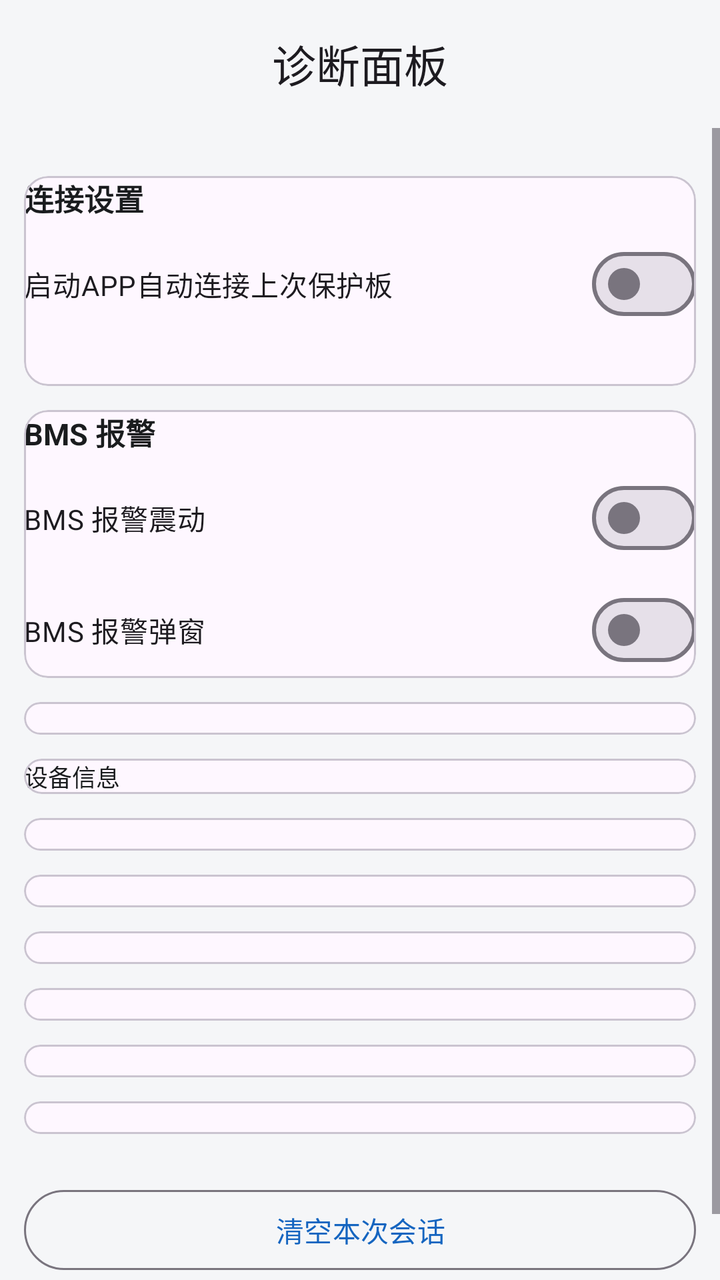
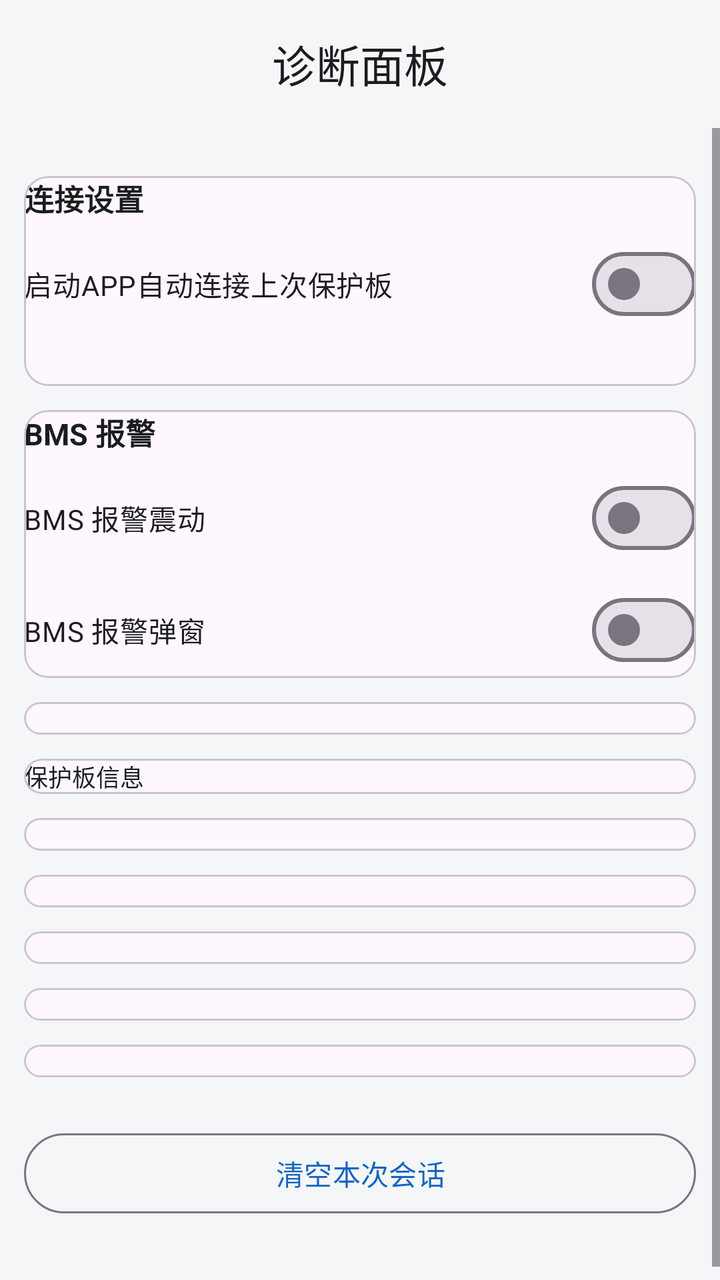

Before-and-after screenshots of an Android layout around one commit, followed by the original layout XML and the change that was made.
<!-- AndroidManifest.xml: application theme Theme.YYBMS -->
<!-- res/layout/activity_diag.xml -->
<?xml version="1.0" encoding="utf-8"?>
<LinearLayout xmlns:android="http://schemas.android.com/apk/res/android"
    xmlns:app="http://schemas.android.com/apk/res-auto"
    android:layout_width="match_parent"
    android:layout_height="match_parent"
    android:orientation="vertical">

    
    <com.google.android.material.appbar.MaterialToolbar
        android:id="@+id/toolbar"
        android:layout_width="match_parent"
        android:layout_height="?attr/actionBarSize"
        app:titleCentered="true"
        app:title="@string/diag_title" />

    <ScrollView
        android:layout_width="match_parent"
        android:layout_height="match_parent">

        <LinearLayout
            android:layout_width="match_parent"
            android:layout_height="wrap_content"
            android:orientation="vertical"
            android:padding="12dp">

            
            <com.google.android.material.card.MaterialCardView
                style="@style/DiagCard">

                <LinearLayout
                    android:layout_width="match_parent"
                    android:layout_height="wrap_content"
                    android:orientation="vertical">

                    <TextView
                        style="@style/CardTitle"
                        android:layout_width="wrap_content"
                        android:layout_height="wrap_content"
                        android:text="@string/setting_connection" />

                    <com.google.android.material.materialswitch.MaterialSwitch
                        android:id="@+id/switch_diag_auto_connect"
                        android:layout_width="match_parent"
                        android:layout_height="wrap_content"
                        android:layout_marginTop="8dp"
                        android:text="@string/setting_auto_connect"
                        android:textSize="14sp" />

                    <TextView
                        android:id="@+id/tv_diag_saved_device"
                        android:layout_width="match_parent"
                        android:layout_height="wrap_content"
                        android:layout_marginTop="8dp"
                        android:textColor="@color/text_primary"
                        android:textSize="14sp" />
                </LinearLayout>
            </com.google.android.material.card.MaterialCardView>

            
            <com.google.android.material.card.MaterialCardView
                style="@style/DiagCard">

                <LinearLayout
                    android:layout_width="match_parent"
                    android:layout_height="wrap_content"
                    android:orientation="vertical">

                    <TextView
                        style="@style/CardTitle"
                        android:layout_width="wrap_content"
                        android:layout_height="wrap_content"
                        android:text="@string/bms_alarm_title" />

                    <com.google.android.material.materialswitch.MaterialSwitch
                        android:id="@+id/switch_diag_vibrate"
                        android:layout_width="match_parent"
                        android:layout_height="wrap_content"
                        android:layout_marginTop="8dp"
                        android:text="@string/bms_alarm_vibrate"
                        android:textSize="14sp" />

                    <com.google.android.material.materialswitch.MaterialSwitch
                        android:id="@+id/switch_diag_dialog"
                        android:layout_width="match_parent"
                        android:layout_height="wrap_content"
                        android:layout_marginTop="8dp"
                        android:text="@string/bms_alarm_dialog"
                        android:textSize="14sp" />
                </LinearLayout>
            </com.google.android.material.card.MaterialCardView>


       <com.google.android.material.card.MaterialCardView
         style="@style/DiagCard">

    <TextView
    style="@style/DiagText"
    android:id="@+id/tv_device" />
      </com.google.android.material.card.MaterialCardView>



     <com.google.android.material.card.MaterialCardView
            style="@style/DiagCard">

        <LinearLayout
  style="@style/DiagTable">

     <TextView
   style="@style/DiagText"
android:text="设备信息" />

            <LinearLayout
      android:id="@+id/ll_identity"
     android:layout_width="match_parent"
           android:layout_height="wrap_content"
  android:orientation="vertical" />
        </LinearLayout>
    </com.google.android.material.card.MaterialCardView>

            
            <com.google.android.material.card.MaterialCardView
                style="@style/DiagCard">

                <TextView
                    style="@style/DiagText"
                    android:id="@+id/tv_accumulators" />
            </com.google.android.material.card.MaterialCardView>

            
            <com.google.android.material.card.MaterialCardView
                style="@style/DiagCard">

                <TextView
                    style="@style/DiagText"
                    android:id="@+id/tv_range_breakdown" />
            </com.google.android.material.card.MaterialCardView>

            
            <com.google.android.material.card.MaterialCardView
                style="@style/DiagCard">

                <TextView
                    style="@style/DiagText"
                    android:id="@+id/tv_move_gate" />
            </com.google.android.material.card.MaterialCardView>

            
            <com.google.android.material.card.MaterialCardView
                style="@style/DiagCard">

                <TextView
                    style="@style/DiagText"
                    android:id="@+id/tv_gate_table" />
            </com.google.android.material.card.MaterialCardView>

            
            <com.google.android.material.card.MaterialCardView
                style="@style/DiagCard">

                <TextView
                    style="@style/DiagText"
                    android:id="@+id/tv_derived" />
            </com.google.android.material.card.MaterialCardView>


        
        <com.google.android.material.card.MaterialCardView
style="@style/DiagCard">

       <LinearLayout
       style="@style/DiagTable">

    <LinearLayout
            android:id="@+id/ll_alarms"
   android:layout_width="match_parent"
                android:layout_height="wrap_content"
 android:orientation="vertical" />

      <TextView
             style="@style/DiagText"
 android:id="@+id/tv_alarms" />
         </LinearLayout>
        </com.google.android.material.card.MaterialCardView>

            
            <com.google.android.material.card.MaterialCardView
       style="@style/DiagCard">

  <LinearLayout
      style="@style/DiagTable">

    <LinearLayout
        android:id="@+id/ll_anchors"
      android:layout_width="match_parent"
        android:layout_height="wrap_content"
      android:orientation="vertical" />
    </LinearLayout>
            </com.google.android.material.card.MaterialCardView>

            <com.google.android.material.button.MaterialButton
                android:id="@+id/btn_reset"
                style="@style/Widget.Material3.Button.OutlinedButton"
                android:layout_width="match_parent"
                android:layout_height="wrap_content"
                android:layout_marginTop="12dp"
                android:layout_marginBottom="24dp"
                android:text="@string/diag_reset" />
        </LinearLayout>
    </ScrollView>
</LinearLayout>
<!-- resources referenced by this layout -->
<resources>
  <color name="text_primary">#1A1C1E</color>
  <string name="bms_alarm_dialog">BMS 报警弹窗</string>
  <string name="bms_alarm_title">BMS 报警</string>
  <string name="bms_alarm_vibrate">BMS 报警震动</string>
  <string name="diag_reset">清空本次会话</string>
  <string name="diag_title">诊断面板</string>
  <string name="setting_auto_connect">启动APP自动连接上次保护板</string>
  <string name="setting_connection">连接设置</string>
  <style name="CardTitle">
          <item name="android:layout_width">wrap_content</item>
          <item name="android:layout_height">wrap_content</item>
          <item name="android:textSize">15sp</item>
          <item name="android:textStyle">bold</item>
          <item name="android:textColor">@color/text_primary</item>
      </style>
  <style name="DiagCard">
          <item name="android:layout_width">match_parent</item>
          <item name="android:layout_height">wrap_content</item>
          <item name="android:layout_marginTop">12dp</item>
          <item name="android:padding">14dp</item>
      </style>
  <style name="DiagTable">
          <item name="android:layout_width">match_parent</item>
          <item name="android:layout_height">wrap_content</item>
          <item name="android:orientation">vertical</item>
      </style>
  <style name="DiagText">
       <item name="android:layout_width">match_parent</item>
          <item name="android:layout_height">wrap_content</item>
     <item name="android:fontFamily">monospace</item>
          <item name="android:textSize">12sp</item>
          <item name="android:textColor">@color/text_primary</item>
          <item name="android:lineSpacingMultiplier">1.25</item>
      </style>
  <style name="Theme.YYBMS" parent="Theme.Material3.DayNight.NoActionBar">
          <item name="colorPrimary">@color/primary</item>
          <item name="colorPrimaryDark">@color/primary_dark</item>
          <item name="android:statusBarColor" tools:targetApi="l">?attr/colorPrimary</item>
          <item name="android:windowBackground">@color/background</item>
      </style>
  <color name="primary">#1565C0</color>
  <color name="primary_dark">#0D47A1</color>
  <color name="background">#F5F6F8</color>
</resources>

<!-- the commit's change to res/layout/activity_diag.xml (unified diff, before → after) -->
@@ -108,7 +108,7 @@
 
      <TextView
    style="@style/DiagText"
-android:text="设备信息" />
+android:text="保护板信息" />
 
             <LinearLayout
       android:id="@+id/ll_identity"
@@ -143,15 +143,6 @@ android:text="设备信息" />
                 <TextView
                     style="@style/DiagText"
                     android:id="@+id/tv_move_gate" />
-            </com.google.android.material.card.MaterialCardView>
-
-            
-            <com.google.android.material.card.MaterialCardView
-                style="@style/DiagCard">
-
-                <TextView
-                    style="@style/DiagText"
-                    android:id="@+id/tv_gate_table" />
             </com.google.android.material.card.MaterialCardView>
 
             
